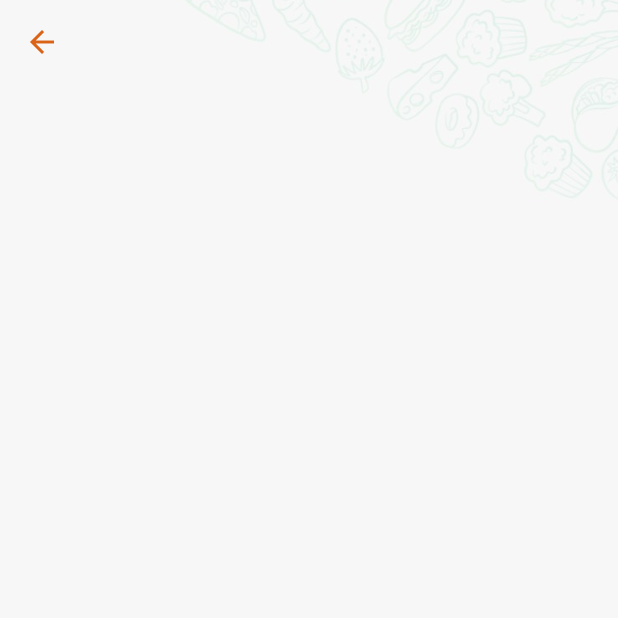
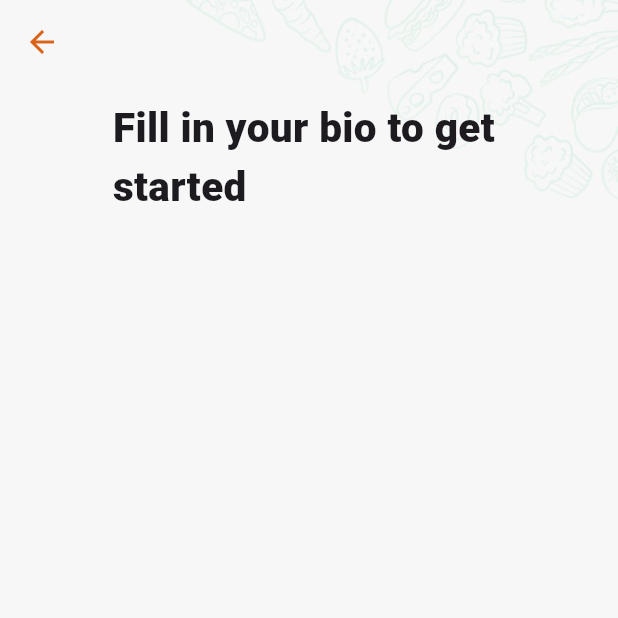
Before and after one commit to wareesha30/food_ninja, a Flutter app: the SignUpProcess screen opened directly, on a phone screen of 412 x 824 dp, the top half of it. Run offline on Flutter 3.47's test engine with Material 2 defaults, Android fonts, the light colour scheme and no system bars; our stand-ins replace simple_gradient_text.

Commit message:
text style file :airplane:

```diff
--- a/lib/main.dart
+++ b/lib/main.dart
@@ -1,5 +1,5 @@
 import 'package:flutter/material.dart';
-import 'package:food_ninja/screens/onboarding_2.dart';
+import 'package:food_ninja/screens/signup_process.dart';
 
 void main() {
   runApp(const MyApp());
@@ -16,7 +16,7 @@ class MyApp extends StatelessWidget {
         colorScheme: ColorScheme.fromSeed(seedColor: Colors.deepPurple),
         useMaterial3: true,
       ),
-      home: const Onboarding2(),
+      home: const SignUpProcess(),
     );
   }
 }
--- a/lib/screens/onboarding_3.dart
+++ b/lib/screens/onboarding_3.dart
@@ -1,5 +1,5 @@
 import 'package:flutter/material.dart';
-import 'package:food_ninja/screens/signin.dart';
+import 'package:food_ninja/screens/signup.dart';
 import 'package:food_ninja/utils/colors.dart';
 import 'package:food_ninja/widgets/next_button.dart';
 
@@ -43,7 +43,7 @@ class Onboarding3 extends StatelessWidget {
             NextButton(
               onTap: () => {
                 Navigator.push(context, MaterialPageRoute(builder: (context) {
-                  return const SignIn();
+                  return const SignUp();
                 }))
               },
               text: 'Next',
--- a/lib/screens/signup_process.dart
+++ b/lib/screens/signup_process.dart
@@ -1,5 +1,6 @@
 import 'package:flutter/material.dart';
 import 'package:food_ninja/utils/colors.dart';
+import 'package:food_ninja/utils/textstyle.dart';
 
 class SignUpProcess extends StatelessWidget {
   const SignUpProcess({super.key});
@@ -21,6 +22,26 @@ class SignUpProcess extends StatelessWidget {
                 child: Image.asset(
               'assets/images/pattern2.png',
               fit: BoxFit.cover,
+            )),
+            Positioned.fill(
+                child: Padding(
+              padding: const EdgeInsets.symmetric(horizontal: 25),
+              child: SingleChildScrollView(
+                child: Column(
+                  children: [
+                    SizedBox(
+                      height: MediaQuery.sizeOf(context).height * 0.08,
+                    ),
+                    Text(
+                      'Fill in your bio to get \nstarted',
+                      style: bigtextStyle,
+                    ),
+                    const SizedBox(
+                      height: 19,
+                    )
+                  ],
+                ),
+              ),
             ))
           ],
         ),
--- a/lib/utils/textstyle.dart
+++ b/lib/utils/textstyle.dart
@@ -4,3 +4,11 @@ TextStyle textStyle = const TextStyle(
   fontSize: 22,
   fontWeight: FontWeight.w800,
 );
+TextStyle smalltextStyle = const TextStyle(
+  fontSize: 12,
+  fontWeight: FontWeight.w400,
+);
+TextStyle bigtextStyle = const TextStyle(
+  fontSize: 27,
+  fontWeight: FontWeight.w800,
+);
```
